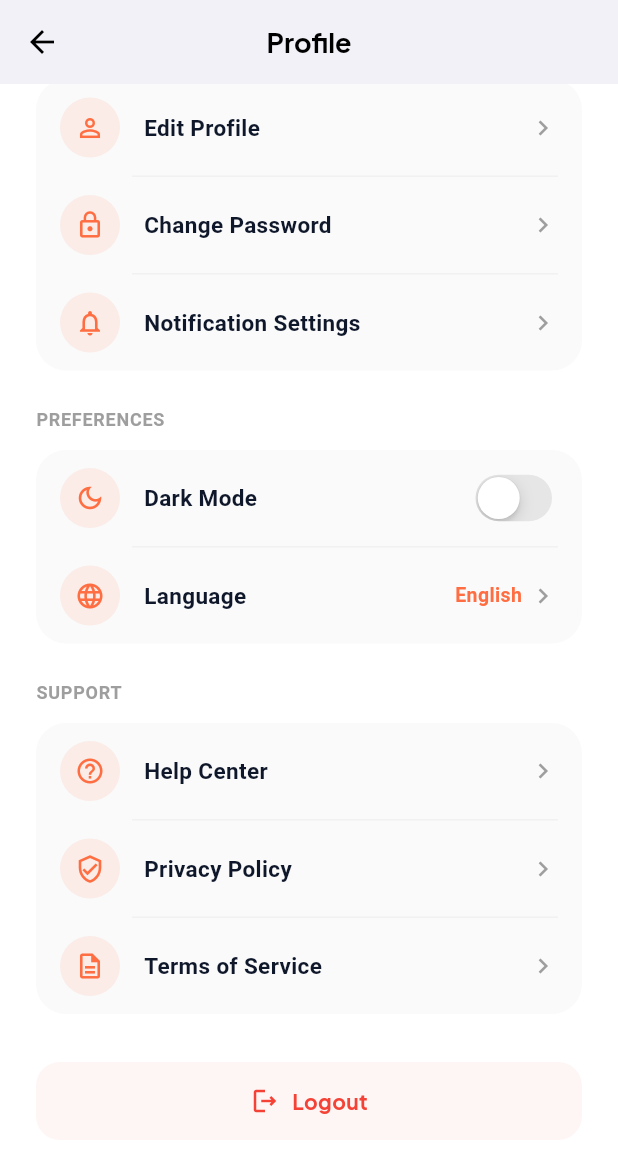
After one commit to TarekMohammedgg/tastee, a Flutter app: the ProfileScreen screen opened directly, scrolled down 243 dp, after a tap on "Logout", on a phone screen of 412 x 824 dp. The commit adds this screen. Shown: the top 1153 px of the screen. Run offline on Flutter 3.47's test engine with Material 3 defaults, Android fonts, the phone set to English and light mode, and no system bars; our stand-ins replace dartz, dio, flutter_bloc, shared_preferences, skeletonizer, supabase_flutter; accounts and stored records are empty; network calls fail.

Commit message:
feat: Introduce profile feature with BLoC architecture, add meal recipe and meals screens, and a layout cubit.

```diff
--- a/lib/features/meal_recipe/presentation/screens/meal_recipe_screen.dart
+++ b/lib/features/meal_recipe/presentation/screens/meal_recipe_screen.dart
@@ -7,15 +7,22 @@ import 'package:tastee/features/meal_recipe/data/models/recipe_model.dart';
 import 'package:tastee/features/meal_recipe/presentation/cubit/recipe_cubit.dart';
 import 'package:tastee/features/meal_recipe/presentation/cubit/recipe_states.dart';
 
-class MealRecipeScreen extends StatelessWidget {
+class MealRecipeScreen extends StatefulWidget {
   final String mealId;
 
   const MealRecipeScreen({super.key, required this.mealId});
 
   @override
+  State<MealRecipeScreen> createState() => _MealRecipeScreenState();
+}
+
+class _MealRecipeScreenState extends State<MealRecipeScreen> {
+  bool isFavorite = false;
+
+  @override
   Widget build(BuildContext context) {
     return BlocProvider(
-      create: (context) => RecipeCubit()..getRecipe(mealId),
+      create: (context) => RecipeCubit()..getRecipe(widget.mealId),
       child: Scaffold(
         backgroundColor: Colors.white,
         body: BlocBuilder<RecipeCubit, RecipeStates>(
@@ -84,11 +91,17 @@ class MealRecipeScreen extends StatelessWidget {
                                 CircleAvatar(
                                   backgroundColor: Colors.white,
                                   child: IconButton(
-                                    icon: const Icon(
-                                      Icons.favorite_border,
+                                    icon: Icon(
+                                      isFavorite
+                                          ? Icons.favorite
+                                          : Icons.favorite_border,
                                       color: AppColors.primary,
                                     ),
-                                    onPressed: () {},
+                                    onPressed: () {
+                                      setState(() {
+                                        isFavorite = !isFavorite;
+                                      });
+                                    },
                                   ),
                                 ),
                               ],
--- a/lib/features/meals/presentation/screens/meals_screen.dart
+++ b/lib/features/meals/presentation/screens/meals_screen.dart
@@ -18,7 +18,10 @@ class MealsScreen extends StatelessWidget {
   Widget build(BuildContext context) {
     return Scaffold(
       appBar: AppBar(
-        title: Text("$categoryName Recipes", style: AppTextStyles.bold18),
+        title: Text(
+          "$categoryName Recipes",
+          style: AppTextStyles.bold18,
+        ),
         actions: [
           IconButton(
             onPressed: () {},
--- /dev/null
+++ b/lib/features/profile/data/models/profile_model.dart
@@ -0,0 +1,11 @@
+class ProfileModel {
+  final String name;
+  final String email;
+  final String avatarUrl;
+
+  ProfileModel({
+    required this.name,
+    required this.email,
+    required this.avatarUrl,
+  });
+}
--- /dev/null
+++ b/lib/features/profile/data/repo/profile_repo.dart
@@ -0,0 +1,17 @@
+import 'package:dartz/dartz.dart';
+import '../models/profile_model.dart';
+
+class ProfileRepo {
+  Future<Either<String, ProfileModel>> getUserProfile() async {
+    // Mock user profile data since backend for profile doesn't exist yet
+    await Future.delayed(const Duration(seconds: 1));
+    return right(
+      ProfileModel(
+        name: "Alex Johnson",
+        email: "alex.j@example.com",
+        avatarUrl:
+            "https://upload.wikimedia.org/wikipedia/commons/thumb/c/c1/Google_%22G%22_logo.svg/1024px-Google_%22G%22_logo.svg.png",
+      ),
+    );
+  }
+}
--- /dev/null
+++ b/lib/features/profile/presentation/cubit/profile_cubit.dart
@@ -0,0 +1,19 @@
+import 'package:flutter_bloc/flutter_bloc.dart';
+import '../../data/repo/profile_repo.dart';
+import 'profile_states.dart';
+
+class ProfileCubit extends Cubit<ProfileStates> {
+  ProfileCubit() : super(ProfileInitial());
+
+  final repo = ProfileRepo();
+
+  void getProfile() async {
+    emit(ProfileLoading());
+    final result = await repo.getUserProfile();
+
+    result.fold(
+      (error) => emit(ProfileError(error)),
+      (profile) => emit(ProfileSuccess(profile)),
+    );
+  }
+}
--- /dev/null
+++ b/lib/features/profile/presentation/cubit/profile_states.dart
@@ -0,0 +1,17 @@
+import '../../data/models/profile_model.dart';
+
+abstract class ProfileStates {}
+
+class ProfileInitial extends ProfileStates {}
+
+class ProfileLoading extends ProfileStates {}
+
+class ProfileSuccess extends ProfileStates {
+  final ProfileModel profile;
+  ProfileSuccess(this.profile);
+}
+
+class ProfileError extends ProfileStates {
+  final String errorMessage;
+  ProfileError(this.errorMessage);
+}
--- /dev/null
+++ b/lib/features/profile/presentation/screens/profile_screen.dart
@@ -0,0 +1,292 @@
+import 'package:flutter/material.dart';
+import 'package:flutter/cupertino.dart';
+import 'package:flutter_bloc/flutter_bloc.dart';
+import 'package:tastee/core/constants/app_colors.dart';
+import 'package:tastee/core/constants/app_style.dart';
+import 'package:tastee/features/profile/presentation/cubit/profile_cubit.dart';
+import 'package:tastee/features/profile/presentation/cubit/profile_states.dart';
+
+class ProfileScreen extends StatelessWidget {
+  const ProfileScreen({super.key});
+
+  @override
+  Widget build(BuildContext context) {
+    return BlocProvider(
+      create: (context) => ProfileCubit()..getProfile(),
+      child: Scaffold(
+        backgroundColor: Colors.white,
+        appBar: AppBar(
+          backgroundColor: Colors.white,
+          elevation: 0,
+          leading: IconButton(
+            icon: const Icon(Icons.arrow_back, color: Colors.black),
+            onPressed: () => Navigator.pop(context),
+          ),
+          title: Text(
+            "Profile",
+            style: AppTextStyles.bold18.copyWith(color: Colors.black),
+          ),
+          centerTitle: true,
+        ),
+        body: BlocBuilder<ProfileCubit, ProfileStates>(
+          builder: (context, state) {
+            String name = "Loading...";
+            String email = "Loading...";
+
+            if (state is ProfileSuccess) {
+              name = state.profile.name;
+              email = state.profile.email;
+            }
+
+            return SingleChildScrollView(
+              padding: const EdgeInsets.symmetric(horizontal: 24, vertical: 16),
+              child: Column(
+                children: [
+                  // Profile Header
+                  _buildProfileHeader(name, email),
+                  const SizedBox(height: 32),
+
+                  // Account Section
+                  _buildSectionTitle("ACCOUNT"),
+                  _buildSectionContainer([
+                    _buildSettingsItem(
+                      icon: Icons.person_outline,
+                      title: "Edit Profile",
+                    ),
+                    _buildSettingsItem(
+                      icon: Icons.lock_outline,
+                      title: "Change Password",
+                    ),
+                    _buildSettingsItem(
+                      icon: Icons.notifications_none_outlined,
+                      title: "Notification Settings",
+                      showBottomDivider: false,
+                    ),
+                  ]),
+
+                  const SizedBox(height: 24),
+
+                  // Preferences Section
+                  _buildSectionTitle("PREFERENCES"),
+                  _buildSectionContainer([
+                    _buildSettingsItem(
+                      icon: Icons.dark_mode_outlined,
+                      title: "Dark Mode",
+                      trailing: CupertinoSwitch(
+                        value: false,
+                        onChanged: (val) {},
+                        activeColor: AppColors.primary,
+                      ),
+                    ),
+                    _buildSettingsItem(
+                      icon: Icons.language_outlined,
+                      title: "Language",
+                      trailing: Row(
+                        children: [
+                          const Text(
+                            "English",
+                            style: TextStyle(
+                              color: AppColors.primary,
+                              fontSize: 13,
+                              fontWeight: FontWeight.w600,
+                            ),
+                          ),
+                          const SizedBox(width: 4),
+                          const Icon(
+                            Icons.chevron_right,
+                            color: Colors.grey,
+                            size: 20,
+                          ),
+                        ],
+                      ),
+                      showBottomDivider: false,
+                    ),
+                  ]),
+
+                  const SizedBox(height: 24),
+
+                  // Support Section
+                  _buildSectionTitle("SUPPORT"),
+                  _buildSectionContainer([
+                    _buildSettingsItem(
+                      icon: Icons.help_outline,
+                      title: "Help Center",
+                    ),
+                    _buildSettingsItem(
+                      icon: Icons.verified_user_outlined,
+                      title: "Privacy Policy",
+                    ),
+                    _buildSettingsItem(
+                      icon: Icons.description_outlined,
+                      title: "Terms of Service",
+                      showBottomDivider: false,
+                    ),
+                  ]),
+
+                  const SizedBox(height: 32),
+
+                  // Logout Button
+                  InkWell(
+                    onTap: () {},
+                    borderRadius: BorderRadius.circular(16),
+                    child: Container(
+                      width: double.infinity,
+                      padding: const EdgeInsets.symmetric(vertical: 16),
+                      decoration: BoxDecoration(
+                        color: Colors.red.withOpacity(0.05),
+                        borderRadius: BorderRadius.circular(16),
+                      ),
+                      child: Row(
+                        mainAxisAlignment: MainAxisAlignment.center,
+                        children: [
+                          const Icon(
+                            Icons.logout_outlined,
+                            color: Colors.red,
+                            size: 20,
+                          ),
+                          const SizedBox(width: 8),
+                          Text(
+                            "Logout",
+                            style: AppTextStyles.bold14.copyWith(
+                              color: Colors.red,
+                            ),
+                          ),
+                        ],
+                      ),
+                    ),
+                  ),
+                  const SizedBox(height: 48),
+                ],
+              ),
+            );
+          },
+        ),
+      ),
+    );
+  }
+
+  Widget _buildProfileHeader(String name, String email) {
+    return Column(
+      children: [
+        Stack(
+          children: [
+            Container(
+              padding: const EdgeInsets.all(4),
+              decoration: BoxDecoration(
+                shape: BoxShape.circle,
+                border: Border.all(
+                  color: AppColors.primary.withOpacity(0.2),
+                  width: 3,
+                ),
+              ),
+              child: const CircleAvatar(
+                radius: 40,
+                backgroundColor: Colors.white,
+                backgroundImage: NetworkImage(
+                  "https://upload.wikimedia.org/wikipedia/commons/thumb/c/c1/Google_%22G%22_logo.svg/1024px-Google_%22G%22_logo.svg.png",
+                ),
+              ),
+            ),
+            Positioned(
+              bottom: 0,
+              right: 0,
+              child: Container(
+                padding: const EdgeInsets.all(4),
+                decoration: const BoxDecoration(
+                  color: AppColors.primary,
+                  shape: BoxShape.circle,
+                ),
+                child: const Icon(Icons.edit, color: Colors.white, size: 14),
+              ),
+            ),
+          ],
+        ),
+        const SizedBox(height: 16),
+        Text(
+          name,
+          style: AppTextStyles.bold18.copyWith(
+            color: AppColors.backgroundDark,
+            fontSize: 20,
+          ),
+        ),
+        const SizedBox(height: 4),
+        Text(email, style: TextStyle(color: Colors.grey[500], fontSize: 14)),
+      ],
+    );
+  }
+
+  Widget _buildSectionTitle(String title) {
+    return Padding(
+      padding: const EdgeInsets.only(bottom: 12),
+      child: Align(
+        alignment: Alignment.centerLeft,
+        child: Text(
+          title,
+          style: TextStyle(
+            color: Colors.grey[500],
+            fontSize: 12,
+            fontWeight: FontWeight.w700,
+            letterSpacing: 0.5,
+          ),
+        ),
+      ),
+    );
+  }
+
+  Widget _buildSectionContainer(List<Widget> children) {
+    return Container(
+      decoration: BoxDecoration(
+        color: Colors.grey[50],
+        borderRadius: BorderRadius.circular(20),
+      ),
+      child: Column(children: children),
+    );
+  }
+
+  Widget _buildSettingsItem({
+    required IconData icon,
+    required String title,
+    Widget? trailing,
+    bool showBottomDivider = true,
+  }) {
+    return Column(
+      children: [
+        Padding(
+          padding: const EdgeInsets.symmetric(horizontal: 16, vertical: 12),
+          child: Row(
+            children: [
+              Container(
+                padding: const EdgeInsets.all(10),
+                decoration: BoxDecoration(
+                  color: AppColors.primary.withOpacity(0.1),
+                  shape: BoxShape.circle,
+                ),
+                child: Icon(icon, color: AppColors.primary, size: 20),
+              ),
+              const SizedBox(width: 16),
+              Expanded(
+                child: Text(
+                  title,
+                  style: const TextStyle(
+                    fontSize: 15,
+                    fontWeight: FontWeight.w600,
+                    color: AppColors.backgroundDark,
+                  ),
+                ),
+              ),
+              if (trailing != null)
+                trailing
+              else
+                const Icon(Icons.chevron_right, color: Colors.grey, size: 20),
+            ],
+          ),
+        ),
+        if (showBottomDivider)
+          Padding(
+            padding: const EdgeInsets.only(left: 64, right: 16),
+            child: Divider(color: Colors.grey.withOpacity(0.1), height: 1),
+          ),
+      ],
+    );
+  }
+}
--- a/lib/layout_nav_bottom_bar/presentation/cubit/layout_cubit.dart
+++ b/lib/layout_nav_bottom_bar/presentation/cubit/layout_cubit.dart
@@ -1,12 +1,17 @@
 import 'package:flutter/material.dart';
 import 'package:flutter_bloc/flutter_bloc.dart';
 import 'package:tastee/features/home/presentation/screens/home_screen.dart';
+import 'package:tastee/features/profile/presentation/screens/profile_screen.dart';
 import 'package:tastee/layout_nav_bottom_bar/presentation/cubit/layout_states.dart';
 
 class LayoutCubit extends Cubit<LayoutBottomNavBarStates> {
   LayoutCubit() : super(InitialLayoutBottomNavBarState());
   int currentIndex = 0;
-  List<Widget> screens = [HomeScreen(), HomeScreen(), HomeScreen()];
+  List<Widget> screens = [
+    const HomeScreen(),
+    const HomeScreen(),
+    const ProfileScreen(),
+  ];
   changeIndex(int index) {
     currentIndex = index;
     emit(ChangeLayoutBottomNavBarState());
```
